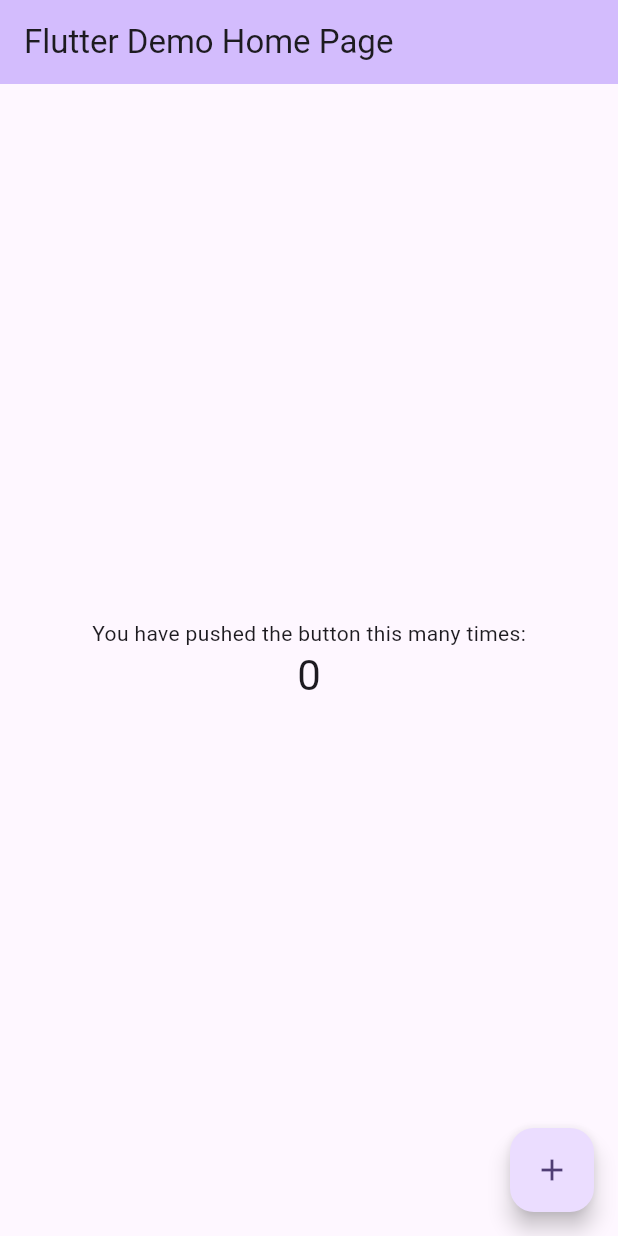
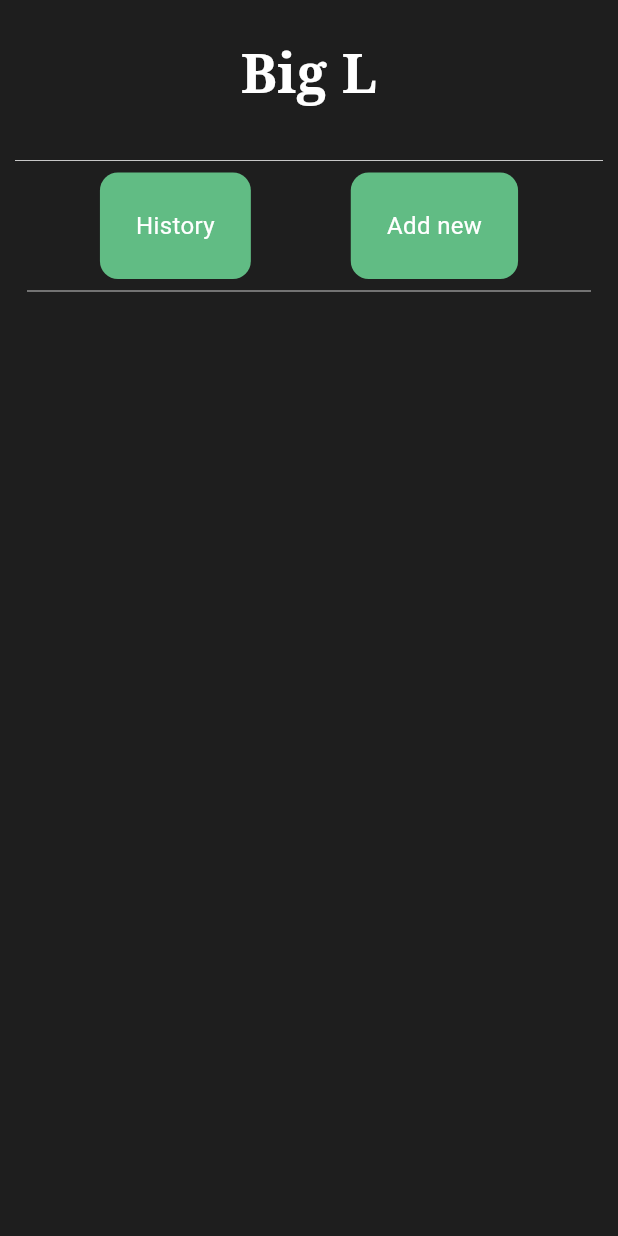
Before and after one commit to Vila12/Flutter, a Flutter app: the screen it shows after launch, on a phone screen of 412 x 824 dp. Run offline on Flutter 3.47's test engine with Material 3 defaults, Android fonts, the phone set to English and light mode, and no system bars; our stand-ins replace google_fonts.

Commit message:
Home page buttons

```diff
--- a/big_l/lib/main.dart
+++ b/big_l/lib/main.dart
@@ -1,110 +1,27 @@
 import 'package:flutter/material.dart';
+import 'package:provider/provider.dart';
+import '../providers/bill_provider.dart'; // Ensure the path is correct
+import '../pages/home_page.dart'; // Import the HomePage from home_page.dart
 
 void main() {
-  runApp(const MyApp());
+  runApp(
+    MultiProvider(
+      providers: [
+        ChangeNotifierProvider(create: (_) => BillProvider()),
+      ],
+      child: MyApp(),
+    ),
+  );
 }
 
 class MyApp extends StatelessWidget {
   const MyApp({super.key});
 
-  // This widget is the root of your application.
   @override
   Widget build(BuildContext context) {
     return MaterialApp(
-      title: 'Flutter Demo',
-      theme: ThemeData(
-        colorScheme: ColorScheme.fromSeed(seedColor: Colors.deepPurple),
-        useMaterial3: true,
-      ),
-      home: const MyHomePage(title: 'Flutter Demo Home Page'),
+      title: 'Big L',
+      home: HomePage(), // The HomePage is now linked from home_page.dart
     );
   }
 }
-
-class MyHomePage extends StatefulWidget {
-  const MyHomePage({super.key, required this.title});
-
-  // This widget is the home page of your application. It is stateful, meaning
-  // that it has a State object (defined below) that contains fields that affect
-  // how it looks.
-
-  // This class is the configuration for the state. It holds the values (in this
-  // case the title) provided by the parent (in this case the App widget) and
-  // used by the build method of the State. Fields in a Widget subclass are
-  // always marked "final".
-
-  final String title;
-
-  @override
-  State<MyHomePage> createState() => _MyHomePageState();
-}
-
-class _MyHomePageState extends State<MyHomePage> {
-  int _counter = 0;
-
-  void _incrementCounter() {
-    setState(() {
-      // This call to setState tells the Flutter framework that something has
-      // changed in this State, which causes it to rerun the build method below
-      // so that the display can reflect the updated values. If we changed
-      // _counter without calling setState(), then the build method would not be
-      // called again, and so nothing would appear to happen.
-      _counter++;
-    });
-  }
-
-  @override
-  Widget build(BuildContext context) {
-    // This method is rerun every time setState is called, for instance as done
-    // by the _incrementCounter method above.
-    //
-    // The Flutter framework has been optimized to make rerunning build methods
-    // fast, so that you can just rebuild anything that needs updating rather
-    // than having to individually change instances of widgets.
-    return Scaffold(
-      appBar: AppBar(
-        // TRY THIS: Try changing the color here to a specific color (to
-        // Colors.amber, perhaps?) and trigger a hot reload to see the AppBar
-        // change color while the other colors stay the same.
-        backgroundColor: Theme.of(context).colorScheme.inversePrimary,
-        // Here we take the value from the MyHomePage object that was created by
-        // the App.build method, and use it to set our appbar title.
-        title: Text(widget.title),
-      ),
-      body: Center(
-        // Center is a layout widget. It takes a single child and positions it
-        // in the middle of the parent.
-        child: Column(
-          // Column is also a layout widget. It takes a list of children and
-          // arranges them vertically. By default, it sizes itself to fit its
-          // children horizontally, and tries to be as tall as its parent.
-          //
-          // Column has various properties to control how it sizes itself and
-          // how it positions its children. Here we use mainAxisAlignment to
-          // center the children vertically; the main axis here is the vertical
-          // axis because Columns are vertical (the cross axis would be
-          // horizontal).
-          //
-          // TRY THIS: Invoke "debug painting" (choose the "Toggle Debug Paint"
-          // action in the IDE, or press "p" in the console), to see the
-          // wireframe for each widget.
-          mainAxisAlignment: MainAxisAlignment.center,
-          children: <Widget>[
-            const Text(
-              'You have pushed the button this many times:',
-            ),
-            Text(
-              '$_counter',
-              style: Theme.of(context).textTheme.headlineMedium,
-            ),
-          ],
-        ),
-      ),
-      floatingActionButton: FloatingActionButton(
-        onPressed: _incrementCounter,
-        tooltip: 'Increment',
-        child: const Icon(Icons.add),
-      ), // This trailing comma makes auto-formatting nicer for build methods.
-    );
-  }
-}
--- /dev/null
+++ b/big_l/lib/pages/home_page.dart
@@ -0,0 +1,100 @@
+import 'package:flutter/material.dart';
+import 'package:google_fonts/google_fonts.dart';
+// import 'package:provider/provider.dart';
+// import '../providers/bill_provider.dart';// Import your BillProvider
+
+class HomePage extends StatelessWidget {
+  const HomePage({super.key});
+  @override
+  Widget build(BuildContext context) {
+    return Scaffold(
+      backgroundColor: const Color(0xFF1E1E1E),
+      body: SafeArea(
+        child: Column(
+          //mainAxisAlignment: MainAxisAlignment.center,
+          children: [
+            Padding(
+              padding: const EdgeInsets.all(24.0),
+              child: Text(
+                "Big L",
+                textAlign: TextAlign.center,
+                style: GoogleFonts.notoSerif(
+                  fontSize: 36,
+                  fontWeight: FontWeight.bold,
+                  color: Colors.white,
+                ),
+              ),
+            ),
+            const Padding(
+              padding: EdgeInsets.symmetric(horizontal: 10),
+              child: Divider(
+                color: Colors.white,
+                thickness: 0.5,
+              ),
+            ),
+            Row(
+              mainAxisAlignment: MainAxisAlignment.spaceEvenly,
+              children: [
+                // BUTTON 1
+                GestureDetector(
+                  onTap: () => Navigator.pushReplacement(
+                    context,
+                    MaterialPageRoute(builder: (context) {
+                      return HomePage();
+                      //return const HistoryPage();
+                    }),
+                  ),
+                  child: Container(
+                    padding: const EdgeInsets.all(24),
+                    decoration: BoxDecoration(
+                      color: const Color(0xFF61bc84),
+                      borderRadius: BorderRadius.circular(12),
+                    ),
+                    child: const Text(
+                      "History",
+                      style: TextStyle(
+                        color: Colors.white,
+                        fontSize: 16,
+                      ),
+                    ),
+                  ),
+                ),
+                // BUTTON 2
+                GestureDetector(
+                  onTap: () => Navigator.pushReplacement(
+                    context,
+                    MaterialPageRoute(builder: (context) {
+                      return HomePage();
+                      //return AddnewPage();
+                    }),
+                  ),
+                  child: Container(
+                    padding: const EdgeInsets.all(24),
+                    decoration: BoxDecoration(
+                      color: const Color(0xFF61bc84),
+                      borderRadius: BorderRadius.circular(12),
+                    ),
+                    child: const Text(
+                      "Add new",
+                      style: TextStyle(
+                        color: Colors.white,
+                        fontSize: 16,
+                      ),
+                    ),
+                  ),
+                ),
+              ],
+            ),
+            const Padding(
+              padding: EdgeInsets.symmetric(horizontal: 18),
+              child: Divider(
+                color: Colors.white,
+                thickness: 0.5,
+              ),
+            ),
+          ],
+        ),
+      ),
+    );
+  }
+}
--- a/big_l/pubspec.yaml
+++ b/big_l/pubspec.yaml
@@ -35,7 +35,8 @@ dependencies:
   # The following adds the Cupertino Icons font to your application.
   # Use with the CupertinoIcons class for iOS style icons.
   cupertino_icons: ^1.0.8
-  provider: ^6.0.0
+  provider: ^6.0.5
+  google_fonts: ^5.1.0
 
 dev_dependencies:
   flutter_test:
```
Also changed, not shown: big_l/pubspec.lock.
